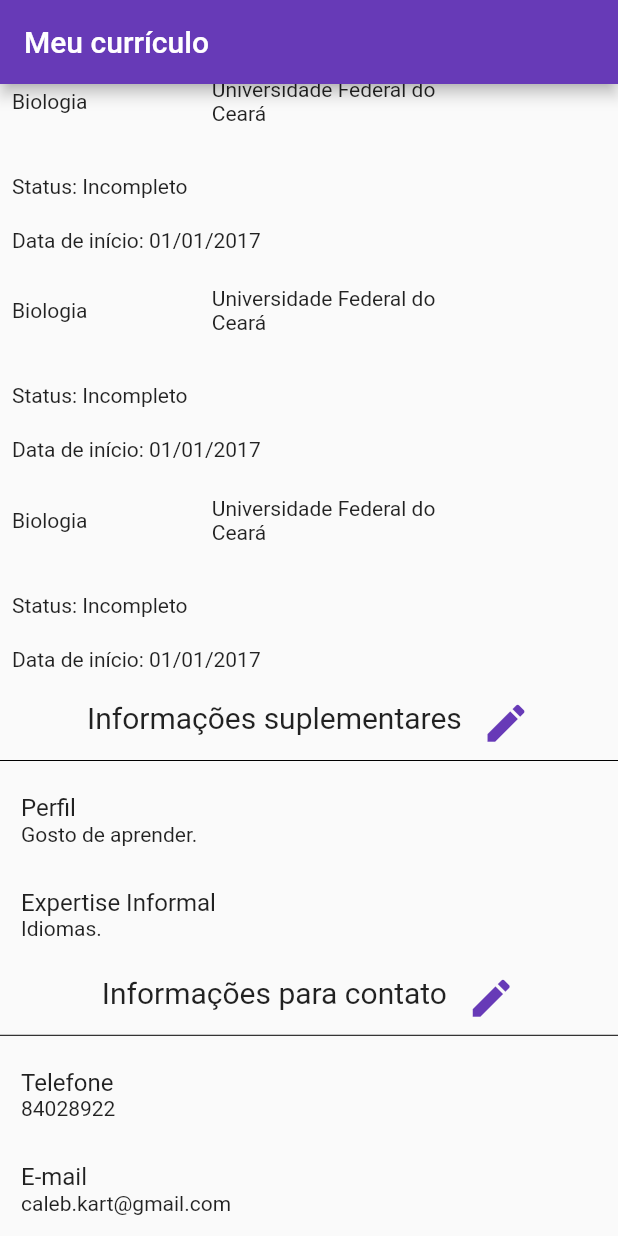
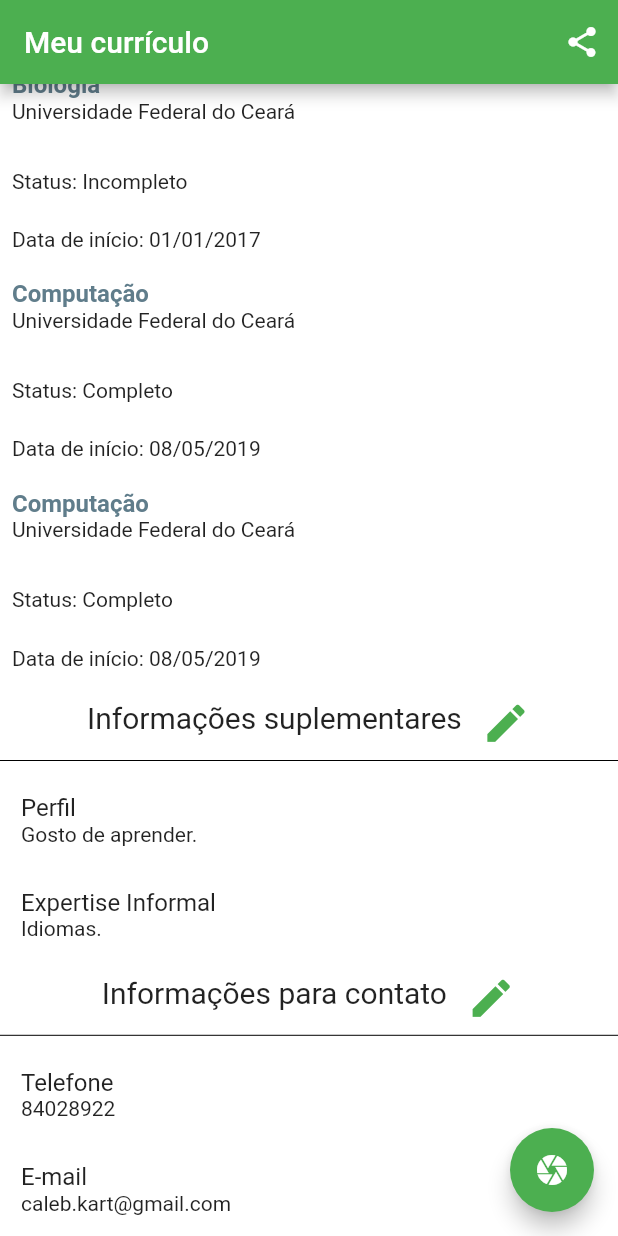
Before and after one commit to Patautista/CurriculoVirtual, a Flutter app: the screen it shows after launch, scrolled down 552 dp, on a phone screen of 412 x 824 dp. Run offline on Flutter 3.47's test engine with Material 2 defaults, Android fonts, the phone set to English and light mode, and no system bars; our stand-ins replace image_picker, permission_handler, share.

Commit message:
Função de compartilhamento e edição de cursos.

```diff
--- a/lib/main.dart
+++ b/lib/main.dart
@@ -2,7 +2,7 @@ import 'package:curriculo_virtual/telas/CurriculoTela.dart';
 import 'package:curriculo_virtual/telas/EntrarTela.dart';
 import 'package:flutter/material.dart';
 
-const Color color = Colors.deepPurple;
+const Color color = Colors.green;
 
 void main() {
   runApp(CurriculoApp());
--- /dev/null
+++ b/lib/service/Capturer.dart
@@ -0,0 +1,39 @@
+import 'dart:math';
+import 'package:flutter/material.dart';
+
+class Capturer extends StatelessWidget {
+  static final Random random = Random();
+
+  final GlobalKey<OverRepaintBoundaryState> overRepaintKey;
+
+  Widget child = null;
+  Capturer({Key key, this.child, this.overRepaintKey}) : super(key: key);
+
+  @override
+  Widget build(BuildContext context) {
+    return SingleChildScrollView(
+      child: OverRepaintBoundary(
+        key: overRepaintKey,
+        child: RepaintBoundary(
+            child: Container(color: Colors.white,child: child == null? Container(): child)
+        ),
+      ),
+    );
+  }
+}
+
+class OverRepaintBoundary extends StatefulWidget {
+  final Widget child;
+
+  const OverRepaintBoundary({Key key, this.child}) : super(key: key);
+
+  @override
+  OverRepaintBoundaryState createState() => OverRepaintBoundaryState();
+}
+
+class OverRepaintBoundaryState extends State<OverRepaintBoundary> {
+  @override
+  Widget build(BuildContext context) {
+    return widget.child;
+  }
+}
--- a/lib/telas/CurriculoTela.dart
+++ b/lib/telas/CurriculoTela.dart
@@ -1,4 +1,8 @@
 import 'dart:io';
+import 'dart:math';
+import 'dart:typed_data';
+import 'package:curriculo_virtual/service/Capturer.dart';
+import 'package:flutter/rendering.dart';
 import 'package:path_provider/path_provider.dart';
 import 'package:permission_handler/permission_handler.dart';
 import 'package:curriculo_virtual/main.dart';
@@ -8,6 +12,9 @@ import 'package:flutter/material.dart';
 import 'package:flutter/painting.dart';
 import '../main.dart';
 import '../service/CurriculoObject.dart';
+import 'dart:ui' as ui;
+import 'package:share/share.dart';
+
 
 class CurriculoTela extends StatefulWidget {
   CurriculoTela({Key key, this.title, this.curriculo}) : super(key: key);
@@ -26,12 +33,36 @@ class _CurriculoTelaState extends State<CurriculoTela> {
   final TextStyle subtitulo = TextStyle(fontSize: 16);
   final TextStyle conteudo = TextStyle(fontSize: 14);
   final TextStyle nome = TextStyle(fontSize: 24);
+
   bool editmode_supl = false;
   bool editmode_cont = false;
   bool editmode_curs = false;
   bool editmode_titl = false;
   bool editmode_prof = false;
   bool editmode_img = false;
+  bool printmode = true;
+
+  ui.Image curriculoImage = null;
+
+  GlobalKey<OverRepaintBoundaryState> globalKey = GlobalKey();
+  compartilharCurriculo() async{
+    String path;
+    await getTemporaryDirectory().then((value) => path = value.path);
+    var renderObject = globalKey.currentContext.findRenderObject();
+
+    RenderRepaintBoundary boundary = renderObject;
+    ui.Image captureImage = await boundary.toImage();
+    setState(() => curriculoImage = captureImage);
+
+    ByteData byteData = await captureImage.toByteData(format: ui.ImageByteFormat.png);
+    Uint8List pngBytes = byteData.buffer.asUint8List();
+
+    File imgFile = new File('$path/screenshot.png');
+    imgFile.writeAsBytes(pngBytes);
+    print(imgFile.path);
+
+    Share.shareFiles(['$path/screenshot.png'], text: 'Great picture');
+  }
 
   File _image;
   final picker = ImagePicker();
@@ -93,7 +124,13 @@ class _CurriculoTelaState extends State<CurriculoTela> {
   TextEditingController expertiseController = new TextEditingController();
   TextEditingController telefoneController = new TextEditingController();
   TextEditingController emailController = new TextEditingController();
-  List<List<TextEditingController>> editorCursos;
+
+  TextEditingController cursoController = new TextEditingController();
+  TextEditingController instituicaoController = new TextEditingController();
+  TextEditingController statusController = new TextEditingController();
+  TextEditingController dataController = new TextEditingController();
+
+  List<Map<String, TextEditingController>> editorCursos = [];
 
   void initState() {
     super.initState();
@@ -107,21 +144,35 @@ class _CurriculoTelaState extends State<CurriculoTela> {
       );
     });
 
-
     curriculo = widget.curriculo;
     ///Testes.
 
     Titulo tituloteste = Titulo("Programação em linguagem Java", "ExperiênciacomFrameworkSpringBootecriação de aplicações Backend com API REST");
-    Curso cursoteste = Curso("01/01/2017", "Biologia" , "Incompleto", "Universidade Federal do Ceará");
-    List<Curso> cursos = <Curso> [cursoteste, cursoteste, cursoteste];
+    List<Curso> cursos = <Curso> [
+      Curso("01/01/2017", "Biologia" , "Incompleto", "Universidade Federal do Ceará"),
+      Curso("08/05/2019", "Computação" , "Completo", "Universidade Federal do Ceará"),
+      Curso("08/05/2019", "Computação" , "Completo", "Universidade Federal do Ceará")
+    ];
     List<Titulo> titulos = <Titulo> [tituloteste, tituloteste];
     curriculo = new CurriculoObject("caleb.kart@gmail.com", true, "Idiomas.", cursos,
         titulos, "Gosto de aprender.", "84028922", "Caleb de Sousa Vasconcelos");
+
     perfilController.text = curriculo.perfil;
     expertiseController.text = curriculo.informal;
     telefoneController.text = curriculo.telefone;
     emailController.text = curriculo.email;
 
+
+    for(int i=0; i< curriculo.listaCursos.length; i++){
+      var mapaControladoreCurso = {"cursoController": TextEditingController(),"instituicaoController": TextEditingController() ,
+        "statusController": TextEditingController(), "dataController": TextEditingController()};
+
+      mapaControladoreCurso["cursoController"].text = curriculo.listaCursos[i].titulo;
+      mapaControladoreCurso["instituicaoController"].text = curriculo.listaCursos[i].instituicao;
+      mapaControladoreCurso["statusController"].text = curriculo.listaCursos[i].status;
+      mapaControladoreCurso["dataController"].text = curriculo.listaCursos[i].data;
+      editorCursos.add(mapaControladoreCurso);
+    }
   }
 
   void dispose() {
@@ -132,16 +183,11 @@ class _CurriculoTelaState extends State<CurriculoTela> {
   @override
   Widget build(BuildContext context) {
 
+     final Random random = Random();
     final alturaTela = MediaQuery.of(context).size.height;
 
-    return Scaffold(
-      appBar: AppBar(
-        title: Text(widget.title),
-      ),
-      body: Container(
-          height: alturaTela,
-          child: ListView(
-            children: [
+    List<Widget> corpoCurriculo = [
+
       Column(
         children: [
           SizedBox(height: alturaTela * 0.025),
@@ -149,7 +195,10 @@ class _CurriculoTelaState extends State<CurriculoTela> {
               future: getImage(), // function where you call your api
               builder: (BuildContext context, AsyncSnapshot<dynamic> snapshot) {  // AsyncSnapshot<Your object type>
                 if( snapshot.connectionState == ConnectionState.waiting){
-                          return  Center();
+                  return  Container(
+                    height: alturaTela * 0.25,
+                    width: alturaTela * 0.25,
+                  );
                 }else{
                   if (snapshot.hasError)
                     return Center(child: Text('Error: ${snapshot.error}'));
@@ -157,7 +206,8 @@ class _CurriculoTelaState extends State<CurriculoTela> {
                     return editmode_img?
                     Column(
                       children: [
-                                Text("Escolha de onde carregar a nova imagem:", style: conteudo,),
+                        SizedBox(height: alturaTela*0.05,),
+                        Text("Por onde deseja carregar a nova imagem?", style: conteudo,),
                         Row(
                           mainAxisAlignment: MainAxisAlignment.center,
                           children: [
@@ -248,7 +298,6 @@ class _CurriculoTelaState extends State<CurriculoTela> {
                       'Cursos ',
                       style: subtitulo,
                     ),
-
                     Container(
                       height: alturaTela*0.05,
                       width: alturaTela*0.05,
@@ -256,7 +305,7 @@ class _CurriculoTelaState extends State<CurriculoTela> {
                         color: color,
                         onPressed: (){
                           setState(() {
-                                      editmode_prof = !editmode_prof;
+                            editmode_curs = !editmode_curs;
                           });
                         },),
                     )
@@ -264,52 +313,107 @@ class _CurriculoTelaState extends State<CurriculoTela> {
                 ),
               ),
               editmode_curs?
-                      ListView.builder(
+              Column(
+                children: [
+                  Form(
+                    //key: GlobalKey<FormState>(),
+                    autovalidateMode: AutovalidateMode.always,
+                    onChanged: () {
+                      //Form.of(primaryFocus.context).save();
+                    },
+                    child: ListView.builder(
+                      addAutomaticKeepAlives: true,
                       physics: ScrollPhysics(),
                       shrinkWrap: true,
                       itemCount: curriculo.listaCursos.length,
                       itemBuilder: (BuildContext context, int index){
-                          return Padding(
-                            padding: const EdgeInsets.all(8.0),
-                            child: Container(
-                              height: alturaTela * 0.15,
-                              child: Column(
+                        return Column(
                             children: [
-                                  Expanded(
-                                    flex: 4,
-                                    child: Row(
-                                      mainAxisAlignment: MainAxisAlignment.spaceBetween,
-                                      children: [
-                                        Flexible(child: Text(curriculo.listaCursos[index].titulo, style: conteudo), flex: 5,),
-                                        Flexible(child: Text(curriculo.listaCursos[index].instituicao, style: conteudo), flex: 5,),
-                                        Flexible(child: SizedBox(), flex: 1)
-                                      ],
+                              SizedBox(height: alturaTela*0.05),
+                              ConstrainedBox(
+                                constraints: BoxConstraints.tight(Size(alturaTela*0.55, alturaTela*0.08)),
+                                child: TextFormField(
+                                  onChanged: (text) {
+                                    print("First text field: $text");
+                                  },
+                                  controller: editorCursos[index]["cursoController"],
+                                  decoration: InputDecoration(
+                                      hintText: "Nome do Curso"
+                                  ),
+                                  onSaved: (String value) {
+                                    print(editorCursos[index]["cursoController"].text);
+                                  },
                                 ),
                               ),
-                                  Expanded(flex: 2, child: SizedBox()),
-                                  Expanded(
-                                      flex: 3,
-                                      child: Row(
-                                        children: [
-                                          Text("Status: "),
-                                          Text(curriculo.listaCursos[index].status, style: conteudo),
-                                        ],
-                                      )),
-                                  Expanded(flex: 1, child: SizedBox()),
-                                  Expanded(
-                                      flex: 2,
-                                      child: Row(
-                                        children: [
-                                          Text("Data de início: "),
-                                          Text(curriculo.listaCursos[index].data, style: conteudo),
-                                        ],
-                                      )
-                                  )
-                                ],
+                              ConstrainedBox(
+                                constraints: BoxConstraints.tight(Size(alturaTela*0.55, alturaTela*0.08)),
+                                child: TextFormField(
+                                  onChanged: (text) {
+                                    print("First text field: $text");
+                                  },
+                                  controller: editorCursos[index]["instituicaoController"],
+                                  decoration: InputDecoration(
+                                      hintText: "Nome da Instituição"
+                                  ),
+                                  onSaved: (String value) {
+                                    print(editorCursos[index]["instituicaoController"].text);
+                                  },
                                 ),
                               ),
+                              ConstrainedBox(
+                                constraints: BoxConstraints.tight(Size(alturaTela*0.55, alturaTela*0.08)),
+                                child: TextFormField(
+                                  controller: editorCursos[index]["statusController"],
+                                  decoration: InputDecoration(
+                                      hintText: "Status do curso"
+                                  ),
+                                  onSaved: (String value) {
+                                    print('Value for field ');
+                                  },
+                                ),
+                              ),
+                              ConstrainedBox(
+                                constraints: BoxConstraints.tight(Size(alturaTela*0.55, alturaTela*0.08)),
+                                child: TextField(
+                                  controller: editorCursos[index]["dataController"],
+                                  decoration: InputDecoration(
+                                      hintText: "Status do curso"
+                                  ),
+                                ),
+                              ),
+                            ]
                         );
                       },
+                    ),
+                  ),
+                  Padding(
+                    padding: const EdgeInsets.symmetric(vertical: 16.0),
+                    child: RaisedButton(
+                      color: color,
+                      textColor: Colors.white,
+                      onPressed: () {
+                        for(int i=0; i < curriculo.listaCursos.length; i++){
+                          setState(() {
+                            curriculo.listaCursos[i].titulo = editorCursos[i]["cursoController"].text;
+                            curriculo.listaCursos[i].instituicao = editorCursos[i]["instituicaoController"].text;
+                            curriculo.listaCursos[i].status = editorCursos[i]["statusController"].text;
+                            curriculo.listaCursos[i].data = editorCursos[i]["dataController"].text;
+                          });
+                        }
+                        setState(() {
+                          editmode_curs = !editmode_curs;
+                        });
+                        /*
+                              if (_formKey.currentState.validate()) {
+                                // If the form is valid, display a Snackbar.
+                                Scaffold.of(context).showSnackBar(SnackBar(content: Text('Processing Data')));
+                              }
+                               */
+                      },
+                      child: Text('Salvar'),
+                    ),
+                  ),
+                ],
               )
                   :
               listarCursos(curriculo.listaCursos, alturaTela, conteudo)
@@ -378,6 +482,8 @@ class _CurriculoTelaState extends State<CurriculoTela> {
                         Padding(
                           padding: const EdgeInsets.symmetric(vertical: 16.0),
                           child: RaisedButton(
+                            color: color,
+                            textColor: Colors.white,
                             onPressed: () {
                               // Validate returns true if the form is valid, or false
                               // otherwise.
@@ -508,6 +614,8 @@ class _CurriculoTelaState extends State<CurriculoTela> {
                         Padding(
                           padding: const EdgeInsets.symmetric(vertical: 16.0),
                           child: RaisedButton(
+                            color: color,
+                            textColor: Colors.white,
                             onPressed: () {
                               // Validate returns true if the form is valid, or false
                               // otherwise.
@@ -574,23 +682,87 @@ class _CurriculoTelaState extends State<CurriculoTela> {
                 ],
               )
             ],
+          ),
+          printmode? SizedBox() : SizedBox(height: alturaTela*0.15,)
+        ],
+      ),
+    ];
+
+    return Scaffold(
+      appBar: AppBar(
+        actions: [
+          IconButton(icon: Icon(Icons.share, color: Colors.white,), onPressed: compartilharCurriculo)
+        ],
+        title: Text(widget.title),
+      ),
+      body: Capturer(
+          child: true? Column(
+            children: corpoCurriculo,
+          )
+              : Container(
+              height: alturaTela,
+              child: ListView(
+                children: corpoCurriculo,
+              )
+          ),
+          overRepaintKey: globalKey,
+      ),
+      floatingActionButton: curriculoImage == null
+          ? FloatingActionButton(
+        child: Icon(Icons.camera),
+        onPressed: () async {},
+      )
+          : FloatingActionButton(
+        onPressed: () => setState(() => curriculoImage = null),
+        child: Icon(Icons.remove),
+      ),
+    );
+  }
+}
+
+
+Widget listarTitulos(List<Curso> titulos, double alturaTela, TextStyle conteudo){
+  return ListView.builder(
+    physics: ScrollPhysics(),
+    shrinkWrap: true,
+    itemCount: titulos.length,
+    itemBuilder: (BuildContext context, int index){
+      return Padding(
+        padding: const EdgeInsets.all(8.0),
+        child: Container(
+          height: alturaTela * 0.15,
+          child: Column(
+            children: [
+              Align(child: Text(titulos[index].titulo,
+                  style: TextStyle(fontSize: 16, fontWeight: FontWeight.bold, color: Colors.blueGrey)),
+                alignment: Alignment.centerLeft,
+              ),
+              Align(child: Text(titulos[index].instituicao, style: conteudo), alignment: Alignment.centerLeft,),
+              Expanded(flex: 2, child: SizedBox()),
+              Expanded(
+                  flex: 3,
+                  child: Row(
+                    children: [
+                      Text("Status: "),
+                      Text(titulos[index].status, style: conteudo),
+                    ],
+                  )),
+              Expanded(flex: 1, child: SizedBox()),
+              Expanded(
+                  flex: 2,
+                  child: Row(
+                    children: [
+                      Text("Data de início: "),
+                      Text(titulos[index].data, style: conteudo),
+                    ],
+                  )
               )
             ],
           ),
-            ],
-          )
         ),
-      /*
-            floatingActionButton: FloatingActionButton(
-              onPressed: () => {
-                setState(() { editmode_supl = !editmode_supl; })
+      );
     },
-              tooltip: 'Editar',
-              child: Icon(Icons.create),
-            ),
-             */
   );
-  }
 }
 
 Widget listarCursos(List<Curso> cursos, double alturaTela, TextStyle conteudo){
@@ -605,17 +777,11 @@ Widget listarCursos(List<Curso> cursos, double alturaTela, TextStyle conteudo){
           height: alturaTela * 0.15,
           child: Column(
             children: [
-              Expanded(
-                flex: 4,
-                child: Row(
-                  mainAxisAlignment: MainAxisAlignment.spaceBetween,
-                  children: [
-                    Flexible(child: Text(cursos[index].titulo, style: conteudo), flex: 5,),
-                    Flexible(child: Text(cursos[index].instituicao, style: conteudo), flex: 5,),
-                    Flexible(child: SizedBox(), flex: 1)
-                  ],
+              Align(child: Text(cursos[index].titulo,
+                  style: TextStyle(fontSize: 16, fontWeight: FontWeight.bold, color: Colors.blueGrey)),
+                alignment: Alignment.centerLeft,
               ),
-              ),
+              Align(child: Text(cursos[index].instituicao, style: conteudo), alignment: Alignment.centerLeft,),
               Expanded(flex: 2, child: SizedBox()),
               Expanded(
                   flex: 3,
@@ -662,63 +828,3 @@ Widget carregarImagem(File _image, double alturaTela){
     );
   }
 }
-
-Widget editar(BuildContext context, TextEditingController perfilController, TextEditingController expertiseController){
-
-  final _formKey = GlobalKey<FormState>();
-  return FocusTraversalGroup(
-    child: Form(
-      autovalidateMode: AutovalidateMode.always,
-      onChanged: () {
-        Form.of(primaryFocus.context).save();
-      },
-      child: Column(
-          children: [
-            ConstrainedBox(
-              constraints: BoxConstraints.tight(const Size(300, 50)),
-              child: TextFormField(
-                onChanged: (text) {
-                  print("First text field: $text");
-                },
-                controller: perfilController,
-                decoration: InputDecoration(
-                    hintText: "Perfil"
-                ),
-                onSaved: (String value) {
-                  print(perfilController.text);
-                },
-              ),
-            ),
-            ConstrainedBox(
-              constraints: BoxConstraints.tight(const Size(300, 50)),
-              child: TextFormField(
-                controller: expertiseController,
-                decoration: InputDecoration(
-                    hintText: "Expertise Informal"
-                ),
-                onSaved: (String value) {
-                  print('Value for field ');
-                },
-              ),
-            ),
-            Padding(
-              padding: const EdgeInsets.symmetric(vertical: 16.0),
-              child: RaisedButton(
-                onPressed: () {
-                  // Validate returns true if the form is valid, or false
-                  // otherwise.
-                  /*
-                if (_formKey.currentState.validate()) {
-                  // If the form is valid, display a Snackbar.
-                  Scaffold.of(context).showSnackBar(SnackBar(content: Text('Processing Data')));
-                }
-                 */
-                },
-                child: Text('Salvar'),
-              ),
-            ),
-          ]
-      ),
-    ),
-  );
-}
--- a/pubspec.yaml
+++ b/pubspec.yaml
@@ -21,6 +21,8 @@ environment:
   sdk: ">=2.7.0 <3.0.0"
 
 dependencies:
+  image_picker_saver: 0.3.0
+  share: ^0.6.5+2
   image_picker: ^0.6.7+11
   permission_handler: ^5.0.1+1
   path_provider: 1.6.18
```
Also changed, not shown: pubspec.lock. Lines whose indentation alone changed are shown as unchanged.
